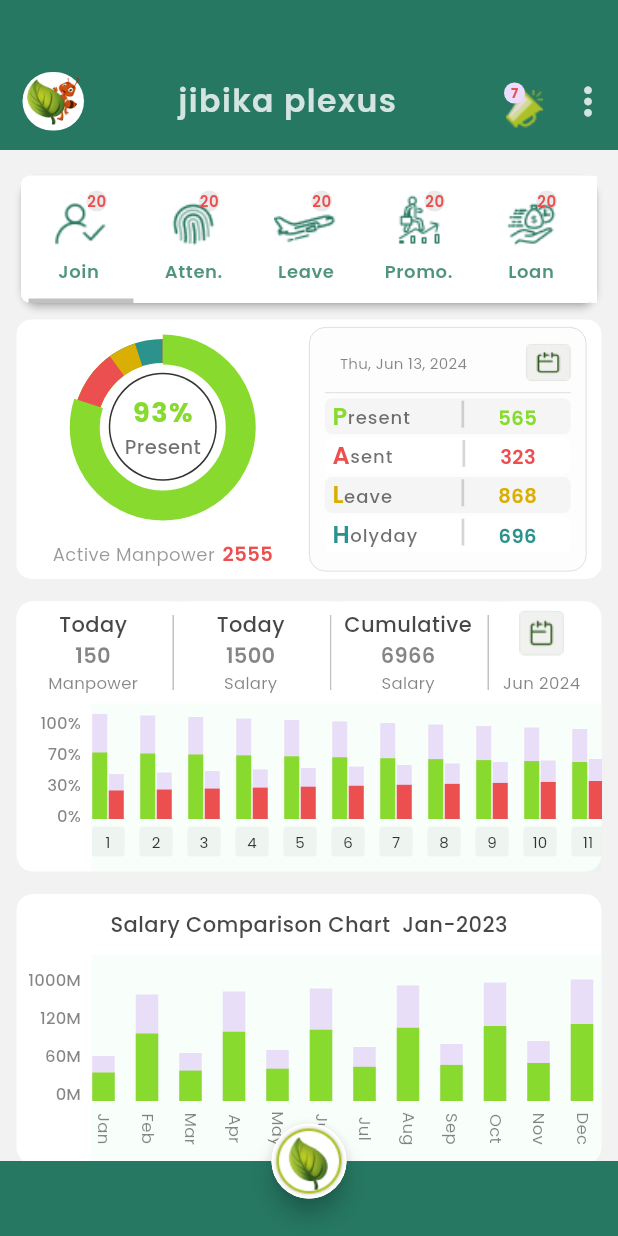
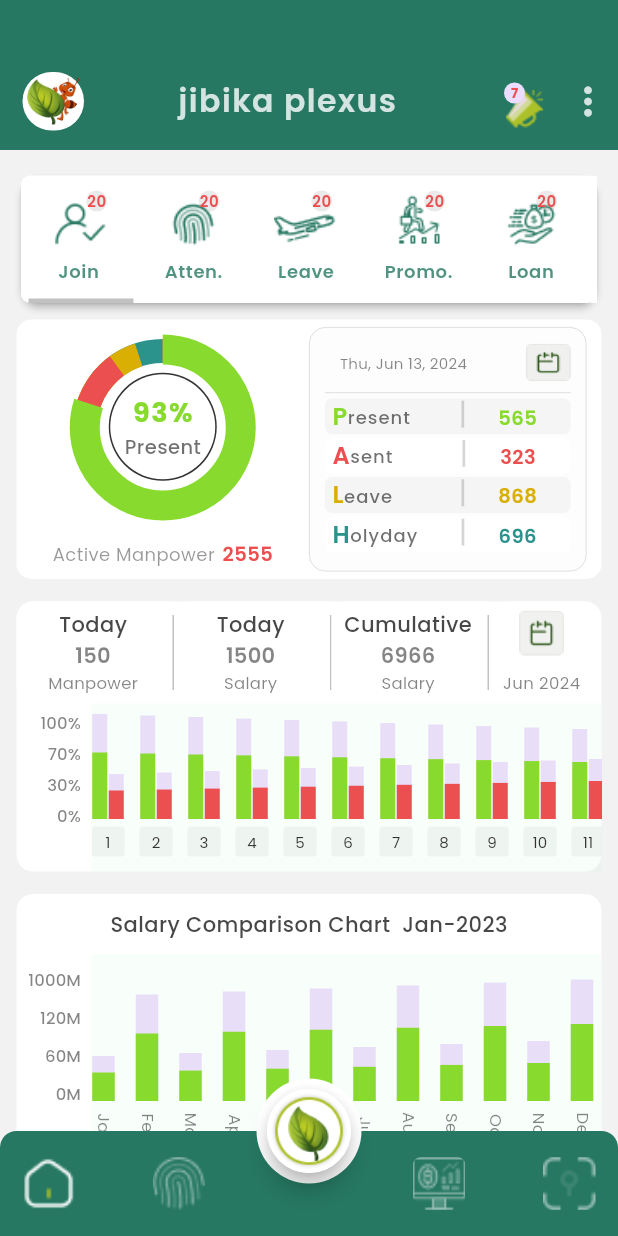
Before and after one commit to jibika52/jibika_plexus, a Flutter app: the BootomNatchBarScreen screen opened directly, on a phone screen of 412 x 824 dp. Run offline on Flutter 3.47's test engine with Material 3 defaults, Android fonts, the phone set to English and light mode, and no system bars; drawn by our look-alikes of fl_chart, percent_indicator; our stand-ins replace animated_notch_bottom_bar, country_picker, flutter_svg, get_storage, google_fonts, image_picker and 1 more; accounts and stored records are empty; statements that could not run were skipped; project files that could hold a hidden picture were left out.

```diff
--- a/lib/View/Auth/CompanyRegistrationFormScreen/company_registration_form_screen.dart
+++ b/lib/View/Auth/CompanyRegistrationFormScreen/company_registration_form_screen.dart
@@ -337,7 +337,7 @@ class _CompanyRegistrationScreenState extends State<CompanyRegistrationScreen> {
                       hinttext: "Confirm Password",
                       keyboardType: TextInputType.text,
                       obscureText: obscureText),
-                  SizedBox(height: h * 0.05),
+                  SizedBox(height: h * 0.03),
                   CustomButton(
                     onTap: () {
 
@@ -362,7 +362,8 @@ class _CompanyRegistrationScreenState extends State<CompanyRegistrationScreen> {
                     button_text_color: Main_Theme_WhiteCollor,
                     borderRadius: 50,
                     fontWeight: FontWeight.w600,
-                  )
+                  ),
+                  SizedBox(height: h * 0.05),
                 ],
               ),
             ),
--- a/lib/View/BootomNatchBar/bootom_bar_screen.dart
+++ b/lib/View/BootomNatchBar/bootom_bar_screen.dart
@@ -2,6 +2,8 @@
 import 'package:animated_notch_bottom_bar/animated_notch_bottom_bar/animated_notch_bottom_bar.dart';
 import 'package:flutter/cupertino.dart';
 import 'package:flutter/material.dart';
+import 'package:flutter/widgets.dart';
+import 'package:jibika_plexus/CustomWidget/CustomImage/custom_image.dart';
 import 'package:jibika_plexus/Utils/constants.dart';
 
 import '../HomeScreen/home_screen.dart';
@@ -81,88 +83,35 @@ int Select_index=0;
               bottomBarPages.length, (index) => bottomBarPages[index]),
         ),
         extendBody: true,
-        bottomNavigationBar:
-        // (bottomBarPages.length <= maxCount)
-        //     ? AnimatedNotchBottomBar(
-        //   /// Provide NotchBottomBarController
-        //   notchBottomBarController: _controller,
-        //   //   color: redColor,
-        //   color: CustomButtonColor,
-        //   showLabel: false,
-        //   shadowElevation:9,
-        //   kBottomRadius: 28.0,
-        //   notchColor: CustomButtonColor,
-        //   /// restart app if you change removeMargins
-        //   removeMargins: false,
-        //   bottomBarWidth: double.infinity,
-        //   showShadow: false,
-        //   durationInMilliSeconds: 300,
-        //   elevation: 1,
-        //   bottomBarItems:  [
-        //
-        //     BottomBarItem(
-        //       inActiveItem: Icon(Icons.home_filled,size: 25,color: Colors.white,),
-        //       activeItem:  Icon(Icons.home_filled,size: 25,color: Colors.black,),
-        //       itemLabel: 'Page 1',
-        //     ),
-        //
-        //     BottomBarItem(
-        //       inActiveItem: Icon(Icons.fingerprint,size: 25,color: Colors.white,),
-        //       activeItem:  Icon(Icons.fingerprint,size: 25,color: Colors.white,),
-        //       itemLabel: 'Page 1',
-        //     ),
-        //
-        //
-        //     BottomBarItem(
-        //       itemLabelWidget: Container(
-        //         height: 30,
-        //         width: 35,
-        //     //    color: Colors.red,
-        //       ),
-        //       inActiveItem: Image.asset("Assets/Logo/leaff.png"),
-        //       activeItem: Image.asset("Assets/Logo/leaff.png"),
-        //      // itemLabel: 'Page 2',
-        //     ),
-        //
-        //     BottomBarItem(
-        //       inActiveItem: Icon(Icons.computer_outlined,size: 25,color: Colors.white,),
-        //       activeItem:  Icon(Icons.computer_outlined,size: 25,color: Colors.white,),
-        //       itemLabel: 'Page 1',
-        //     ),
-        //
-        //     BottomBarItem(
-        //       inActiveItem: Icon(Icons.track_changes,size: 25,color: Colors.white,),
-        //       activeItem:  Icon(Icons.track_changes,size: 25,color: Colors.white,),
-        //       itemLabel: 'Page 1',
-        //     ),
-        //
-        //
-        //
-        //
-        //   ],
-        //   onTap: (index) {
-        //     if(index==0 ){
-        //       _pageController.jumpToPage(0);
-        //
-        //     } else if(index==2){
-        //       _pageController.jumpToPage(2);
-        //     }else{
-        //       _pageController.jumpToPage(1);
-        //     }
-        //   },
-        //   kIconSize: 24.0,
-        // )
-        //     :
+        bottomNavigationBar: Container(
+          height: 70,
+          width: double.infinity,
+          decoration: BoxDecoration(
+            borderRadius: BorderRadius.only(
+              topLeft: Radius.circular(11),
+              topRight: Radius.circular(11),
+            ),
+            color: CustomButtonColor,
+          ),
+          padding: EdgeInsets.symmetric(horizontal: 15),
+          child: Row(
+            mainAxisAlignment: MainAxisAlignment.spaceBetween,
+            children: [
+           CustomImageSction(height: 35, width: 35, radius: 5, image: "Assets/DashBoardIcons/b_bar_home.png"),
+           CustomImageSction(height: 35, width: 35, radius: 5, image: "Assets/DashBoardIcons/b_bar_attendence.png"),
+           Container(
+             width: 35,
+           ),
 
+           CustomImageSction(height: 35, width: 35, radius: 5, image: "Assets/DashBoardIcons/b_bar_payroll.png"),
+           CustomImageSction(height: 35, width: 35, radius: 5, image: "Assets/DashBoardIcons/b_bar_tricker.png"),
+            ],
+          ),
+        ),
 
-        Container(
-          height: 50,
-          width: double.infinity,
-          color: CustomButtonColor,
-
-        ),
         floatingActionButton: CircleAvatar(
-          radius: 25,
+          radius: 35,
+          backgroundColor: Colors.white,
           child: FloatingActionButton(
            isExtended: false,shape: CircleBorder(
             side: BorderSide(color: Main_Theme_WhiteCollor),
@@ -171,7 +120,10 @@ int Select_index=0;
               backgroundColor: Main_Theme_WhiteCollor,
               onPressed: () {
 
-          }, child: Image.asset("Assets/Logo/leaff.png" ),),
+          }, child: Padding(
+            padding: const EdgeInsets.all(2.0),
+            child: Image.asset("Assets/Logo/leaff.png" ),
+          ),),
         ),
        floatingActionButtonLocation: FloatingActionButtonLocation.centerDocked,
 
--- a/lib/main.dart
+++ b/lib/main.dart
@@ -30,10 +30,10 @@ class MyApp extends StatelessWidget {
         colorScheme: ColorScheme.fromSeed(seedColor: Colors.deepPurple),
         useMaterial3: true,
       ),
-     home:MainSplashPageViewScreen(),
-      //     home:LoginScreenSlide(),
+      //    home:MainSplashPageViewScreen(),
+        home:LoginScreenSlide(),
       //    home:HomeScreen(),
-      //   home:BootomNatchBarScreen(),
+      //    home:BootomNatchBarScreen(),
     ),
     );
   }
```
Also changed, not shown: lib/View/Auth/LoginScreen/login_screen.dart (+5 -3 lines), lib/View/Auth/LoginScreen/login_screen_screen2.dart (+14 -9 lines), Assets/DashBoardIcons/b_bar_attendence.png (added).
